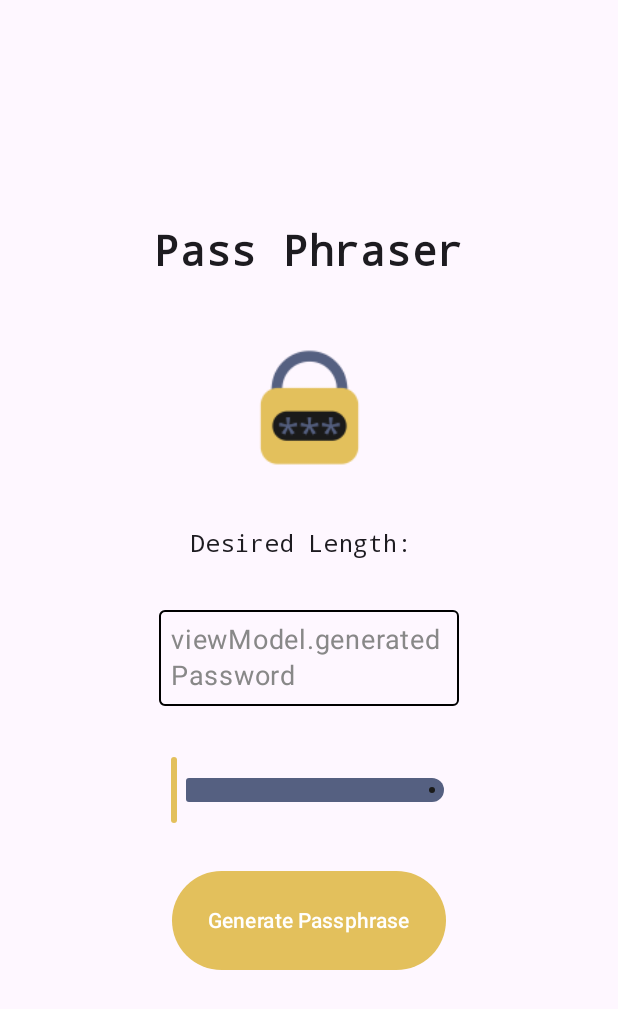
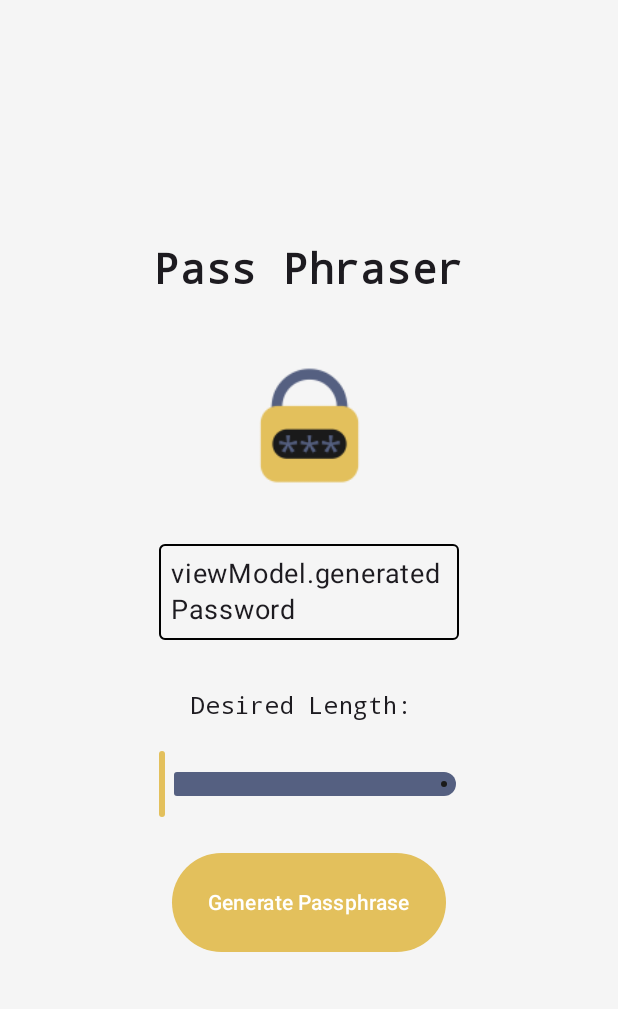
Before and after one commit to netbug94/RandoMight, an Android app built with Jetpack Compose: the screen it shows after launch (MainActivity), on a phone screen of 412 x 824 dp. Shown: the top 1009 px of the screen. Run offline under Robolectric (Android 15) with nearby library versions, the light colour scheme and no system bars.

Commit message:
Colors an UI

```diff
--- a/app/src/main/java/com/example/passphraser/ui/theme/Color.kt
+++ b/app/src/main/java/com/example/passphraser/ui/theme/Color.kt
@@ -2,6 +2,7 @@ package com.example.passphraser.ui.theme
 
 import androidx.compose.ui.graphics.Color
 
+/*
 val Purple80 = Color(0xFFD0BCFF)
 val PurpleGrey80 = Color(0xFFCCC2DC)
 val Pink80 = Color(0xFFEFB8C8)
@@ -9,7 +10,11 @@ val Pink80 = Color(0xFFEFB8C8)
 val Purple40 = Color(0xFF6650a4)
 val PurpleGrey40 = Color(0xFF625b71)
 val Pink40 = Color(0xFF7D5260)
+ */
 
 val Gris = Color(0xFF556081)
 val Negro = Color(0xFF1A1A1A)
 val Amarillo = Color(0xFFE3C05C)
+
+val ErgoGray = Color(0xFF303030)
+val ErgoWhite = Color(0xFFF5F5F5)
--- a/app/src/main/java/com/example/passphraser/ui/theme/Theme.kt
+++ b/app/src/main/java/com/example/passphraser/ui/theme/Theme.kt
@@ -10,21 +10,26 @@ import androidx.compose.material3.dynamicLightColorScheme
 import androidx.compose.material3.lightColorScheme
 import androidx.compose.runtime.Composable
 import androidx.compose.runtime.SideEffect
+import androidx.compose.ui.graphics.Color
 import androidx.compose.ui.graphics.toArgb
 import androidx.compose.ui.platform.LocalContext
 import androidx.compose.ui.platform.LocalView
 import androidx.core.view.WindowCompat
 
 private val DarkColorScheme = darkColorScheme(
-    primary = Purple80,
-    secondary = PurpleGrey80,
-    tertiary = Pink80
+    primary = Amarillo,
+    secondary = ErgoWhite,
+    tertiary = Negro,
+    background = ErgoGray,
+    outline = ErgoWhite
 )
 
 private val LightColorScheme = lightColorScheme(
-    primary = Purple40,
-    secondary = PurpleGrey40,
-    tertiary = Pink40
+    primary = Amarillo,
+    secondary = Gris,
+    tertiary = Negro,
+    background = ErgoWhite,
+    outline = Color.Black
 
     /* Other default colors to override
     background = Color(0xFFFFFBFE),
--- a/app/src/main/java/com/example/passphraser/view/MainScreenV.kt
+++ b/app/src/main/java/com/example/passphraser/view/MainScreenV.kt
@@ -14,6 +14,7 @@ import androidx.compose.foundation.layout.width
 import androidx.compose.foundation.shape.RoundedCornerShape
 import androidx.compose.material3.Button
 import androidx.compose.material3.ButtonDefaults
+import androidx.compose.material3.MaterialTheme
 import androidx.compose.material3.Slider
 import androidx.compose.material3.SliderDefaults
 import androidx.compose.material3.Text
@@ -28,9 +29,6 @@ import androidx.compose.ui.tooling.preview.Preview
 import androidx.compose.ui.unit.dp
 import androidx.compose.ui.unit.sp
 import com.example.passphraser.R
-import com.example.passphraser.ui.theme.Amarillo
-import com.example.passphraser.ui.theme.Gris
-import com.example.passphraser.ui.theme.Negro
 
 @Preview(showBackground = true)
 @Composable
@@ -56,35 +54,30 @@ fun MainScreenV() {
             )
             Spacer(modifier = Modifier.height(4.dp))
 
+            Box(modifier = Modifier
+                    .width(200.dp)
+                    .border(
+                        width = 1.dp,
+                        color = MaterialTheme.colorScheme.outline,
+                        shape = RoundedCornerShape(4.dp)
+                    )
+                    .padding(8.dp)) {
+                Text(text = "viewModel.generatedPassword",
+                    fontSize = 18.sp,
+                    modifier = Modifier.align(Alignment.Center)
+                )
+            }
+
+            Spacer(modifier = Modifier.padding(16.dp))
             Text("Desired Length: "/*${viewModel.desiredPasswordLength}*/,
                 fontSize = 16.sp,
                 fontFamily = FontFamily.Monospace
             )
 
-            Spacer(modifier = Modifier.padding(16.dp))
+            Spacer(modifier = Modifier.padding(8.dp))
 
-            Box(modifier = Modifier
-                    .width(200.dp)
-                    .border(
-                        width = 1.dp,
-                        color = Color.Black,
-                        shape = RoundedCornerShape(4.dp)
-                    )
-                    .padding(8.dp)) {
-                Text(text = "viewModel.generatedPassword",
-                    fontSize = 18.sp,
-                    color = Color.Gray,
-                    modifier = Modifier.align(Alignment.Center)
-                )
-            }
-
-            Spacer(modifier = Modifier.padding(12.dp))
-
-            Slider(
-                value = 1F,
-                onValueChange = {
-                    /**/
-                },
+            Slider(value = 1F,
+                onValueChange = {/**/ },
                 /*
                 value = viewModel.desiredPasswordLength.toFloat(),
                 onValueChange = {
@@ -93,19 +86,19 @@ fun MainScreenV() {
                  */
                 valueRange = 10f..16f,
                 steps = 0.1f.toInt(),
-                modifier = Modifier.width(200.dp).padding(8.dp),
+                modifier = Modifier.width(200.dp),
                 colors = SliderDefaults.colors(
                     activeTickColor = Color.Transparent,
                     inactiveTickColor = Color.Transparent,
-                    inactiveTrackColor = Gris,
-                    activeTrackColor = Negro,
-                    thumbColor = Amarillo
+                    inactiveTrackColor = MaterialTheme.colorScheme.secondary,
+                    activeTrackColor = MaterialTheme.colorScheme.tertiary,
+                    thumbColor = MaterialTheme.colorScheme.primary
                 )
             )
 
             Spacer(modifier = Modifier.height(22.dp))
 
-            Button(colors = ButtonDefaults.buttonColors(Amarillo),
+            Button(colors = ButtonDefaults.buttonColors(MaterialTheme.colorScheme.primary),
                 onClick = { /*viewModel.generateRandomPassword()*/ }) {
                 Spacer(modifier = Modifier.height(50.dp))
                 Text("Generate Passphrase")
```
